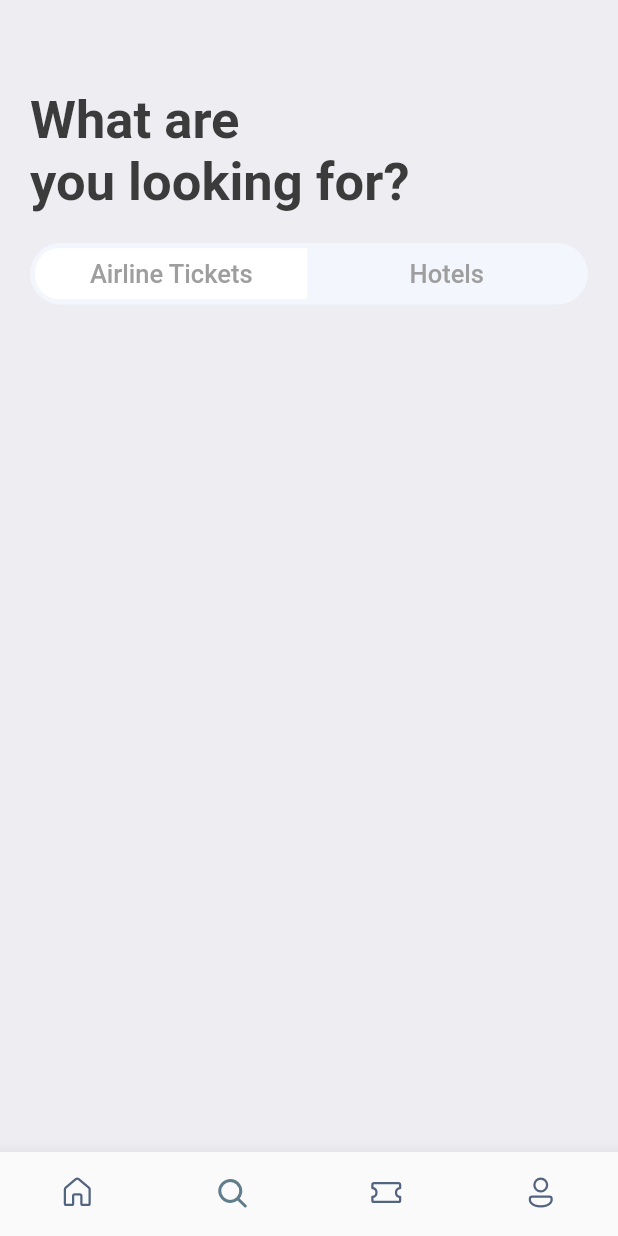
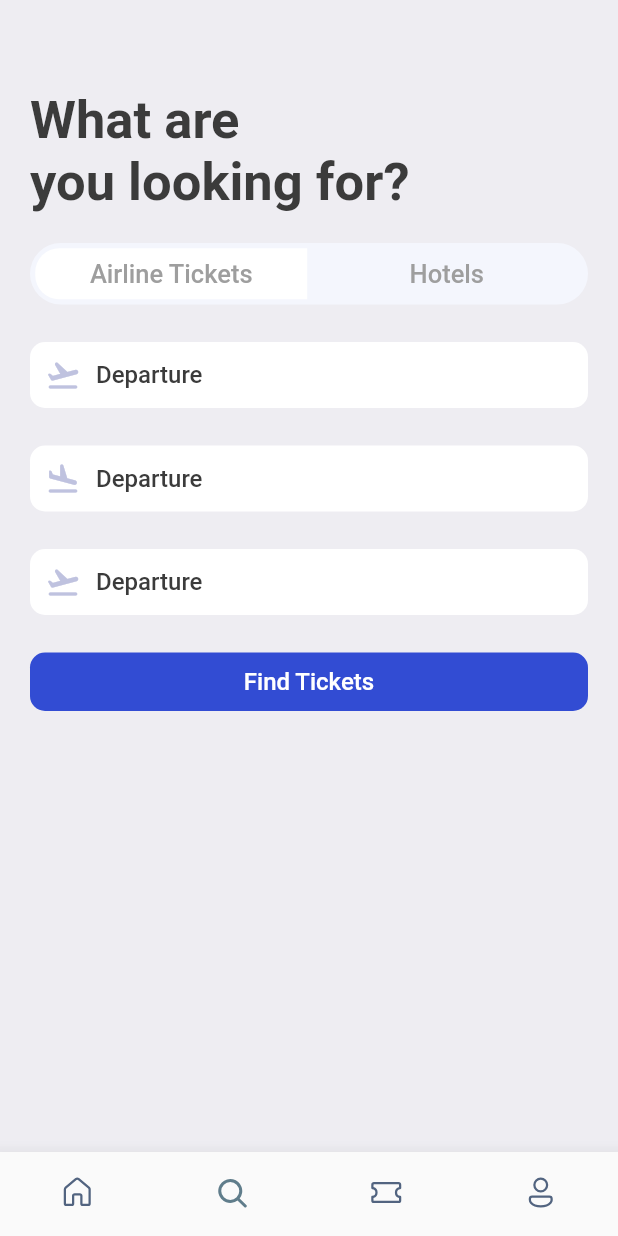
Before and after one commit to harshjainsk/ticket-booking-app, a Flutter app: the screen it shows after launch, item 2 of the bottom bar chosen, on a phone screen of 412 x 824 dp. Run offline on Flutter 3.47's test engine with Material 2 defaults, Android fonts, the phone set to English and light mode, and no system bars; our stand-ins replace fluentui_icons, gap, get.

Commit message:
added three containers for arrival departure and find tickets in search screen

```diff
--- a/lib/screens/search_screen.dart
+++ b/lib/screens/search_screen.dart
@@ -2,6 +2,7 @@ import 'package:flutter/cupertino.dart';
 import 'package:flutter/material.dart';
 import 'package:gap/gap.dart';
 import 'package:ticket_booking_app/utils/app_layout.dart';
+import 'package:ticket_booking_app/widgets/icon_text_widget.dart';
 
 import '../utils/app_styles.dart';
 
@@ -50,6 +51,22 @@ class SearchScreen extends StatelessWidget {
               ],
             ),
           ),
+          Gap(AppLayout.getHeight(25)),
+          const IconTextWidget(icon: Icons.flight_takeoff_rounded, text: 'Departure'),
+          Gap(AppLayout.getHeight(25)),
+          const IconTextWidget(icon: Icons.flight_land_rounded, text: 'Departure'),
+          Gap(AppLayout.getHeight(25)),
+          const IconTextWidget(icon: Icons.flight_takeoff_rounded, text: 'Departure'),
+          Gap(AppLayout.getHeight(25)),
+          Container(
+            padding: EdgeInsets.all(AppLayout.getHeight(10)),
+            decoration: BoxDecoration(
+              borderRadius: BorderRadius.circular(AppLayout.getWidth(10)),
+              color: Color(0xD91130CE),
+            ),
+
+            child: Text('Find Tickets', style: Styles.textStyle.copyWith(color: Colors.white),textAlign: TextAlign.center,),
+          )
 
         ],
       ),
--- /dev/null
+++ b/lib/widgets/icon_text_widget.dart
@@ -0,0 +1,31 @@
+import 'package:flutter/cupertino.dart';
+import 'package:flutter/material.dart';
+import 'package:gap/gap.dart';
+
+import '../utils/app_layout.dart';
+import '../utils/app_styles.dart';
+
+class IconTextWidget extends StatelessWidget {
+  final IconData icon;
+  final String text;
+  const IconTextWidget({Key? key, required this.icon, required this.text}) : super(key: key);
+
+  @override
+  Widget build(BuildContext context) {
+    return Container(
+      padding: EdgeInsets.all(AppLayout.getHeight(10)),
+      decoration: BoxDecoration(
+        borderRadius: BorderRadius.circular(AppLayout.getWidth(10)),
+        color: Colors.white,
+      ),
+
+      child: Row(
+        children: [
+          Icon(icon, color: Color(0xFFBFC2DF),),
+          Gap(AppLayout.getWidth(10)),
+          Text(text, style: Styles.textStyle,)
+        ],
+      ),
+    );
+  }
+}
```
